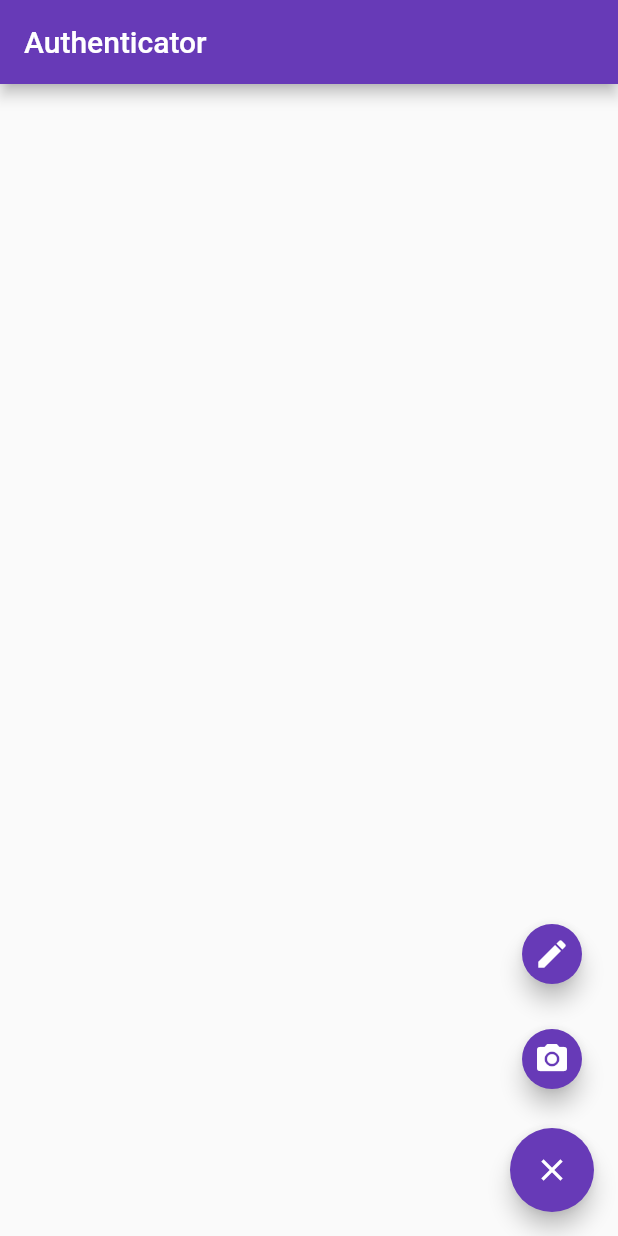
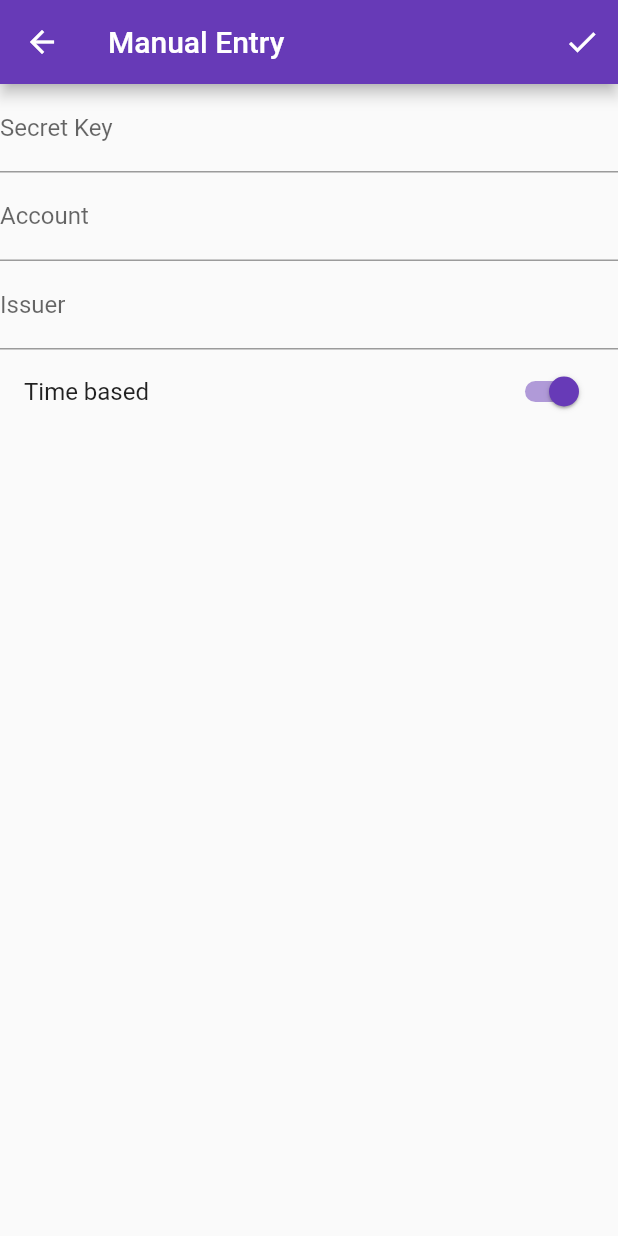
Before and after one commit to dubemarcantoine/mfa_authenticator, a Flutter app: the screen it shows after launch, after a tap on the "add" icon, after a tap on the "edit" icon, on a phone screen of 412 x 824 dp. Run offline on Flutter 3.47's test engine with Material 2 defaults, Android fonts, the phone set to English and light mode, and no system bars; our stand-ins replace flutter_slidable, sqflite; missing offline and left inert: otp; accounts and stored records are empty.

Commit message:
feat(menu): start manual entry form

```diff
--- /dev/null
+++ b/lib/ManualEntry.dart
@@ -0,0 +1,85 @@
+import 'package:flutter/material.dart';
+
+class  ManualEntry extends StatefulWidget {
+  @override
+  _ManualEntryState createState() => _ManualEntryState();
+}
+
+class _ManualEntryState extends State<ManualEntry> {
+  final _formKey = GlobalKey<FormState>();
+  bool timeBased = true;
+
+  @override
+  Widget build(BuildContext context) {
+    return Scaffold(
+      appBar: AppBar(
+        title: const Text('Manual Entry'),
+        actions: <Widget>[
+          IconButton(
+            icon: Icon(Icons.check),
+            tooltip: 'Submit',
+            onPressed: _submitForm(),
+          ),
+        ],
+      ),
+      body: Center(
+        child: buildForm(context),
+      ),
+    );
+  }
+
+  @override
+  Widget buildForm(BuildContext context) {
+    // Build a Form widget using the _formKey we created above
+    return Form(
+      key: _formKey,
+      child: Column(
+        crossAxisAlignment: CrossAxisAlignment.start,
+        children: <Widget>[
+          TextFormField(
+            decoration: InputDecoration(
+                labelText: 'Secret Key'
+            ),
+            validator: (value) {
+              if (value.isEmpty) {
+                return 'The secret key is required';
+              }
+            },
+          ),
+          TextFormField(
+            decoration: InputDecoration(
+                labelText: 'Account'
+            ),
+            validator: (value) {
+              if (value.isEmpty) {
+                return 'The account field is required';
+              }
+            },
+          ),
+          TextFormField(
+            decoration: InputDecoration(
+                labelText: 'Issuer'
+            ),
+          ),
+          SwitchListTile(
+            value: this.timeBased,
+            title: Text('Time based'),
+            onChanged: (bool newValue) {
+              setState(() {
+                this.timeBased = newValue;
+              });
+            },
+          )
+        ],
+      ),
+    );
+  }
+
+  VoidCallback _submitForm() {
+    return () {
+      if (_formKey.currentState.validate()) {
+
+      }
+    };
+  }
+}
--- a/lib/OtpList.dart
+++ b/lib/OtpList.dart
@@ -143,9 +143,10 @@ class OtpItem {
   final String secret;
   final String issuer;
   final String label;
+  final bool timeBased;
   int otpCode;
 
-  OtpItem({this.id, this.secret, this.issuer, this.label});
+  OtpItem({this.id, this.secret, this.issuer, this.label, this.timeBased});
 
   factory OtpItem.fromMap(Map<String, dynamic> json) =>
       new OtpItem(
@@ -153,6 +154,7 @@ class OtpItem {
         secret: json['secret'],
         issuer: json['issuer'],
         label: json['label'],
+        timeBased: json['time_based'],
       );
 
   Map<String, dynamic> toMap() =>
@@ -161,5 +163,6 @@ class OtpItem {
         'secret': secret,
         'issuer': issuer,
         'label': label,
+        'time_based': timeBased,
       };
 }
--- a/lib/data/DbProvider.dart
+++ b/lib/data/DbProvider.dart
@@ -28,7 +28,8 @@ class DbProvider {
             id INTEGER PRIMARY KEY,
             secret TEXT,
             issuer TEXT,
-            label TEXT
+            label TEXT,
+            time_based BOOL
           )""");
     });
   }
--- a/lib/main.dart
+++ b/lib/main.dart
@@ -1,4 +1,5 @@
 import 'package:flutter/material.dart';
+import 'package:mfa_authenticator/ManualEntry.dart';
 import 'package:mfa_authenticator/OtpList.dart';
 import 'dart:math';
 
@@ -31,14 +32,16 @@ class HomePage extends StatefulWidget {
 
 class _HomePageState extends State<HomePage> with TickerProviderStateMixin {
   /// The menu options that appear in the FAB
-  static const List<MenuOption> fabMenuOptions = [
-    const MenuOption(Icons.edit, 'Manual entry'),
-    const MenuOption(Icons.camera_alt, 'Scan bar/QR code'),
-  ];
+  List<MenuOption> fabMenuOptions = [];
   AnimationController _controller;
 
   @override
   void initState() {
+    this.fabMenuOptions = [
+      MenuOption(Icons.edit, 'Manual entry', _manualEntry),
+      MenuOption(Icons.camera_alt, 'Scan bar/QR code', _scanCodeEntry),
+    ];
+
     _controller = AnimationController(
       vsync: this,
       duration: const Duration(milliseconds: 500),
@@ -52,11 +55,32 @@ class _HomePageState extends State<HomePage> with TickerProviderStateMixin {
         title: Text(widget.title),
       ),
       body: OtpList(),
-      floatingActionButton: _buildFab()// This trailing comma makes auto-formatting nicer for build methods.
+      floatingActionButton: _buildFab(),
     );
   }
 
-  /// Builds the FAB button
+  void _manualEntry() {
+    Navigator.of(context).push(
+        new MaterialPageRoute<void>(
+            builder: (BuildContext context) {
+              return ManualEntry();
+            },
+        ),
+    );
+  }
+
+  void _scanCodeEntry() {
+    print('scan');
+  }
+
+  void fabMenuPressedHandler() {
+    if (_controller.isDismissed) {
+      _controller.forward();
+    } else {
+      _controller.reverse();
+    }
+  }
+
   Widget _buildFab() {
     return Column(
       mainAxisSize: MainAxisSize.min,
@@ -80,7 +104,10 @@ class _HomePageState extends State<HomePage> with TickerProviderStateMixin {
               mini: true,
               tooltip: menuOption.getDescription,
               child: Icon(menuOption.getIconData),
-              onPressed: () {},
+              onPressed: () {
+                menuOption.getFunction();
+                fabMenuPressedHandler();
+              },
             ),
           ),
         );
@@ -98,13 +125,7 @@ class _HomePageState extends State<HomePage> with TickerProviderStateMixin {
               );
             },
           ),
-          onPressed: () {
-            if (_controller.isDismissed) {
-              _controller.forward();
-            } else {
-              _controller.reverse();
-            }
-          },
+          onPressed: fabMenuPressedHandler,
         ),
       ),
     );
@@ -114,8 +135,9 @@ class _HomePageState extends State<HomePage> with TickerProviderStateMixin {
 class MenuOption {
   final IconData iconData;
   final String description;
+  final Function function;
 
-  const MenuOption(this.iconData, this.description);
+  MenuOption(this.iconData, this.description, this.function);
 
   IconData get getIconData {
     return this.iconData;
@@ -124,4 +146,8 @@ class MenuOption {
   String get getDescription {
     return this.description;
   }
+
+  Function get getFunction {
+    return this.function;
+  }
 }
```
